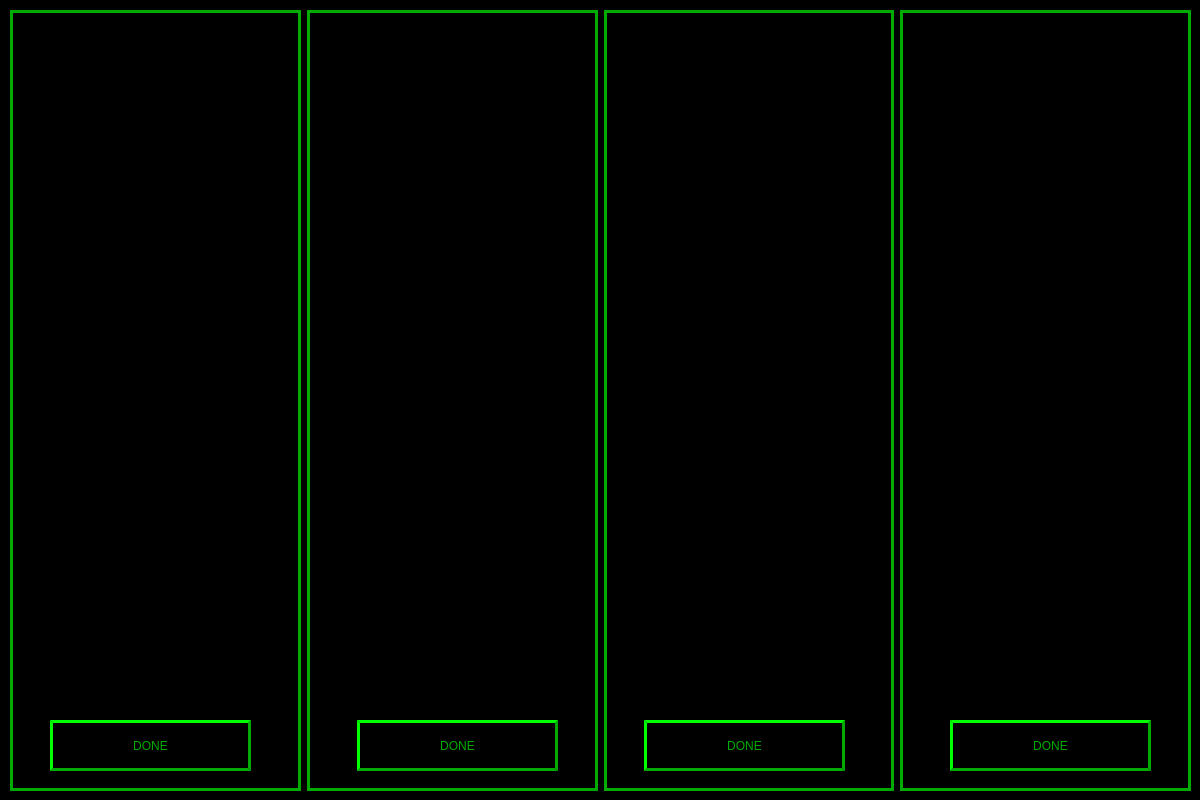
Before: the Qt Designer form Cook/cookGUI.ui in CS-3560-02-5/Los-Pollos-Hermanos-Drive-Thru-System, drawn with Qt 5.
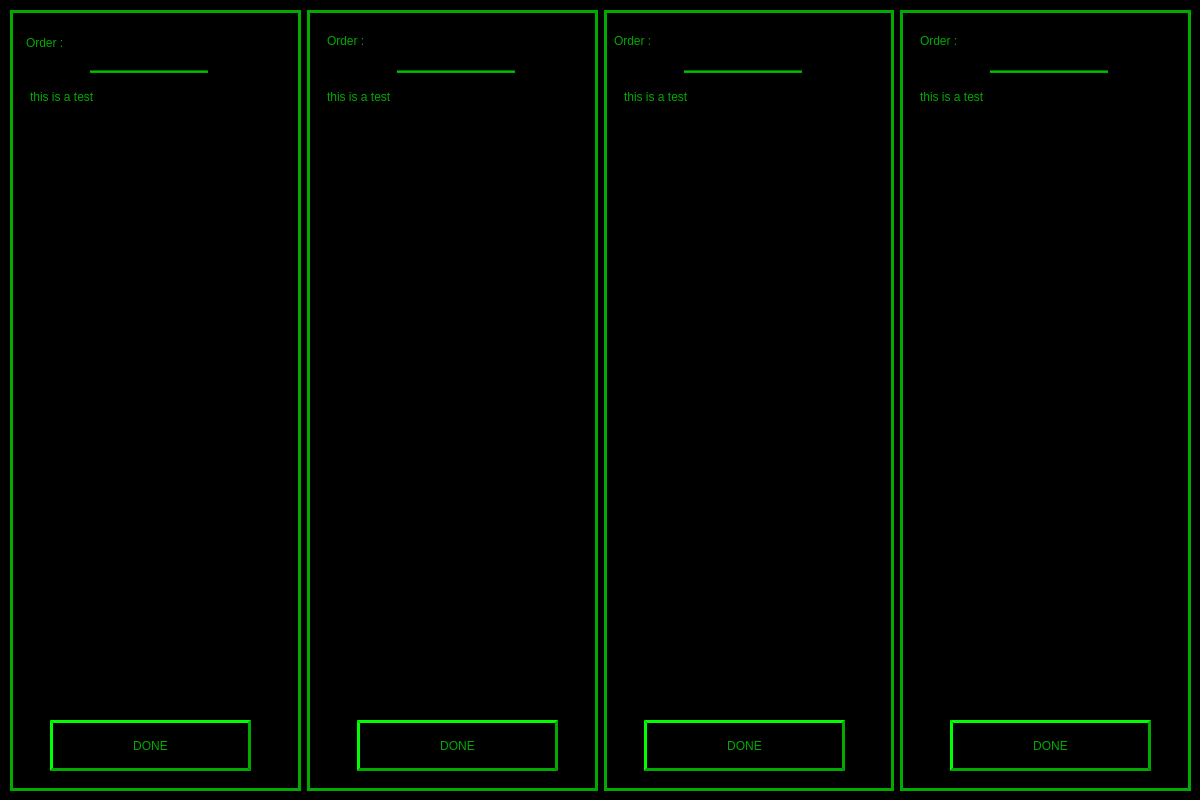
After: the same form once the commit is applied.

Commit message: started getting frame buttons to work for cookGUI

```diff
--- a/Cook/cookGUI.ui
+++ b/Cook/cookGUI.ui
@@ -16,7 +16,7 @@
   <property name="styleSheet">
    <string notr="true"/>
   </property>
-  <widget class="QWidget" name="widget" native="true">
+  <widget class="QWidget" name="backscreen" native="true">
    <property name="geometry">
     <rect>
      <x>-40</x>
@@ -26,7 +26,9 @@
     </rect>
    </property>
    <property name="styleSheet">
-    <string notr="true">background-color: rgb(0, 0, 0);</string>
+    <string notr="true">QWidget#backscreen{
+background-color: rgb(0, 0, 0);
+}</string>
    </property>
    <widget class="QWidget" name="">
     <property name="geometry">
@@ -39,11 +41,13 @@
     </property>
     <layout class="QHBoxLayout" name="horizontalLayout">
      <item>
-      <widget class="QFrame" name="frame">
+      <widget class="QFrame" name="frame1">
        <property name="styleSheet">
-        <string notr="true">border-color: rgb(0, 170, 0);
+        <string notr="true">QFrame#frame1{
+border-color: rgb(0, 170, 0);
 border-style: solid;
-border-width: 3px;</string>
+border-width: 3px;
+}</string>
        </property>
        <property name="frameShape">
         <enum>QFrame::StyledPanel</enum>
@@ -51,7 +55,7 @@
        <property name="frameShadow">
         <enum>QFrame::Raised</enum>
        </property>
-       <widget class="QPushButton" name="pushButton">
+       <widget class="QPushButton" name="pushButton1">
         <property name="geometry">
          <rect>
           <x>40</x>
@@ -63,20 +67,77 @@
         <property name="styleSheet">
          <string notr="true">color: rgb(0, 170, 0);
 font: 24pt &quot;MS Shell Dlg 2&quot;;
-border-style: outset;</string>
+border-style: outset;
+border-width: 3px;</string>
         </property>
         <property name="text">
          <string>DONE</string>
         </property>
        </widget>
+       <widget class="QLabel" name="labeltitle1">
+        <property name="geometry">
+         <rect>
+          <x>16</x>
+          <y>12</y>
+          <width>261</width>
+          <height>41</height>
+         </rect>
+        </property>
+        <property name="styleSheet">
+         <string notr="true">color: rgb(0, 170, 0);
+font: 20pt &quot;MS Shell Dlg 2&quot;;
+</string>
+        </property>
+        <property name="text">
+         <string>Order : </string>
+        </property>
+       </widget>
+       <widget class="Line" name="line">
+        <property name="geometry">
+         <rect>
+          <x>80</x>
+          <y>60</y>
+          <width>118</width>
+          <height>3</height>
+         </rect>
+        </property>
+        <property name="styleSheet">
+         <string notr="true">background-color: rgb(0, 170, 0);</string>
+        </property>
+        <property name="orientation">
+         <enum>Qt::Horizontal</enum>
+        </property>
+       </widget>
+       <widget class="QLabel" name="label1">
+        <property name="geometry">
+         <rect>
+          <x>20</x>
+          <y>80</y>
+          <width>251</width>
+          <height>601</height>
+         </rect>
+        </property>
+        <property name="styleSheet">
+         <string notr="true">font: 16pt &quot;MS Shell Dlg 2&quot;;
+color: rgb(0, 170, 0);</string>
+        </property>
+        <property name="text">
+         <string>this is a test</string>
+        </property>
+        <property name="alignment">
+         <set>Qt::AlignLeading|Qt::AlignLeft|Qt::AlignTop</set>
+        </property>
+       </widget>
       </widget>
      </item>
      <item>
-      <widget class="QFrame" name="frame_3">
+      <widget class="QFrame" name="frame2">
        <property name="styleSheet">
-        <string notr="true">border-color: rgb(0, 170, 0);
+        <string notr="true">QFrame#frame2{
+border-color: rgb(0, 170, 0);
 border-style: solid;
-border-width: 3px;</string>
+border-width: 3px;
+}</string>
        </property>
        <property name="frameShape">
         <enum>QFrame::StyledPanel</enum>
@@ -84,7 +145,7 @@
        <property name="frameShadow">
         <enum>QFrame::Raised</enum>
        </property>
-       <widget class="QPushButton" name="pushButton_3">
+       <widget class="QPushButton" name="pushButton2">
         <property name="geometry">
          <rect>
           <x>50</x>
@@ -96,20 +157,77 @@
         <property name="styleSheet">
          <string notr="true">color: rgb(0, 170, 0);
 font: 24pt &quot;MS Shell Dlg 2&quot;;
-border-style: outset;</string>
+border-style: outset;
+border-width: 3px;</string>
         </property>
         <property name="text">
          <string>DONE</string>
         </property>
        </widget>
+       <widget class="QLabel" name="labeltitle2">
+        <property name="geometry">
+         <rect>
+          <x>20</x>
+          <y>10</y>
+          <width>261</width>
+          <height>41</height>
+         </rect>
+        </property>
+        <property name="styleSheet">
+         <string notr="true">color: rgb(0, 170, 0);
+font: 20pt &quot;MS Shell Dlg 2&quot;;
+</string>
+        </property>
+        <property name="text">
+         <string>Order : </string>
+        </property>
+       </widget>
+       <widget class="Line" name="line_2">
+        <property name="geometry">
+         <rect>
+          <x>90</x>
+          <y>60</y>
+          <width>118</width>
+          <height>3</height>
+         </rect>
+        </property>
+        <property name="styleSheet">
+         <string notr="true">background-color: rgb(0, 170, 0);</string>
+        </property>
+        <property name="orientation">
+         <enum>Qt::Horizontal</enum>
+        </property>
+       </widget>
+       <widget class="QLabel" name="label2">
+        <property name="geometry">
+         <rect>
+          <x>20</x>
+          <y>80</y>
+          <width>251</width>
+          <height>601</height>
+         </rect>
+        </property>
+        <property name="styleSheet">
+         <string notr="true">font: 16pt &quot;MS Shell Dlg 2&quot;;
+color: rgb(0, 170, 0);</string>
+        </property>
+        <property name="text">
+         <string>this is a test</string>
+        </property>
+        <property name="alignment">
+         <set>Qt::AlignLeading|Qt::AlignLeft|Qt::AlignTop</set>
+        </property>
+       </widget>
       </widget>
      </item>
      <item>
-      <widget class="QFrame" name="frame_4">
+      <widget class="QFrame" name="frame3">
        <property name="styleSheet">
-        <string notr="true">border-color: rgb(0, 170, 0);
+        <string notr="true">QFrame#frame3{
+border-color: rgb(0, 170, 0);
 border-style: solid;
-border-width: 3px;</string>
+border-width: 3px;
+}</string>
        </property>
        <property name="frameShape">
         <enum>QFrame::StyledPanel</enum>
@@ -117,7 +235,7 @@
        <property name="frameShadow">
         <enum>QFrame::Raised</enum>
        </property>
-       <widget class="QPushButton" name="pushButton_4">
+       <widget class="QPushButton" name="pushButton3">
         <property name="geometry">
          <rect>
           <x>40</x>
@@ -129,20 +247,77 @@
         <property name="styleSheet">
          <string notr="true">color: rgb(0, 170, 0);
 font: 24pt &quot;MS Shell Dlg 2&quot;;
-border-style: outset;</string>
+border-style: outset;
+border-width: 3px;</string>
         </property>
         <property name="text">
          <string>DONE</string>
         </property>
        </widget>
+       <widget class="QLabel" name="labeltitle3">
+        <property name="geometry">
+         <rect>
+          <x>10</x>
+          <y>10</y>
+          <width>261</width>
+          <height>41</height>
+         </rect>
+        </property>
+        <property name="styleSheet">
+         <string notr="true">color: rgb(0, 170, 0);
+font: 20pt &quot;MS Shell Dlg 2&quot;;
+</string>
+        </property>
+        <property name="text">
+         <string>Order : </string>
+        </property>
+       </widget>
+       <widget class="Line" name="line_3">
+        <property name="geometry">
+         <rect>
+          <x>80</x>
+          <y>60</y>
+          <width>118</width>
+          <height>3</height>
+         </rect>
+        </property>
+        <property name="styleSheet">
+         <string notr="true">background-color: rgb(0, 170, 0);</string>
+        </property>
+        <property name="orientation">
+         <enum>Qt::Horizontal</enum>
+        </property>
+       </widget>
+       <widget class="QLabel" name="label3">
+        <property name="geometry">
+         <rect>
+          <x>20</x>
+          <y>80</y>
+          <width>251</width>
+          <height>601</height>
+         </rect>
+        </property>
+        <property name="styleSheet">
+         <string notr="true">font: 16pt &quot;MS Shell Dlg 2&quot;;
+color: rgb(0, 170, 0);</string>
+        </property>
+        <property name="text">
+         <string>this is a test</string>
+        </property>
+        <property name="alignment">
+         <set>Qt::AlignLeading|Qt::AlignLeft|Qt::AlignTop</set>
+        </property>
+       </widget>
       </widget>
      </item>
      <item>
-      <widget class="QFrame" name="frame_5">
+      <widget class="QFrame" name="frame4">
        <property name="styleSheet">
-        <string notr="true">border-color: rgb(0, 170, 0);
+        <string notr="true">QFrame#frame4{
+border-color: rgb(0, 170, 0);
 border-style: solid;
-border-width: 3px;</string>
+border-width: 3px;
+}</string>
        </property>
        <property name="frameShape">
         <enum>QFrame::StyledPanel</enum>
@@ -150,7 +325,7 @@
        <property name="frameShadow">
         <enum>QFrame::Raised</enum>
        </property>
-       <widget class="QPushButton" name="pushButton_5">
+       <widget class="QPushButton" name="pushButton4">
         <property name="geometry">
          <rect>
           <x>50</x>
@@ -162,20 +337,75 @@
         <property name="styleSheet">
          <string notr="true">color: rgb(0, 170, 0);
 font: 24pt &quot;MS Shell Dlg 2&quot;;
-border-style: outset;</string>
+border-style: outset;
+border-width: 3px;</string>
         </property>
         <property name="text">
          <string>DONE</string>
         </property>
        </widget>
+       <widget class="QLabel" name="labeltitle4">
+        <property name="geometry">
+         <rect>
+          <x>20</x>
+          <y>10</y>
+          <width>261</width>
+          <height>41</height>
+         </rect>
+        </property>
+        <property name="styleSheet">
+         <string notr="true">color: rgb(0, 170, 0);
+font: 20pt &quot;MS Shell Dlg 2&quot;;
+</string>
+        </property>
+        <property name="text">
+         <string>Order : </string>
+        </property>
+       </widget>
+       <widget class="Line" name="line_4">
+        <property name="geometry">
+         <rect>
+          <x>90</x>
+          <y>60</y>
+          <width>118</width>
+          <height>3</height>
+         </rect>
+        </property>
+        <property name="styleSheet">
+         <string notr="true">background-color: rgb(0, 170, 0);</string>
+        </property>
+        <property name="orientation">
+         <enum>Qt::Horizontal</enum>
+        </property>
+       </widget>
+       <widget class="QLabel" name="label4">
+        <property name="geometry">
+         <rect>
+          <x>20</x>
+          <y>80</y>
+          <width>251</width>
+          <height>601</height>
+         </rect>
+        </property>
+        <property name="styleSheet">
+         <string notr="true">font: 16pt &quot;MS Shell Dlg 2&quot;;
+color: rgb(0, 170, 0);</string>
+        </property>
+        <property name="text">
+         <string>this is a test</string>
+        </property>
+        <property name="alignment">
+         <set>Qt::AlignLeading|Qt::AlignLeft|Qt::AlignTop</set>
+        </property>
+       </widget>
       </widget>
      </item>
     </layout>
    </widget>
-   <zorder>frame_4</zorder>
-   <zorder>frame_3</zorder>
-   <zorder>frame_5</zorder>
-   <zorder>frame</zorder>
+   <zorder>frame3</zorder>
+   <zorder>frame2</zorder>
+   <zorder>frame4</zorder>
+   <zorder>frame1</zorder>
   </widget>
  </widget>
  <resources/>
```
The commit also changes 1 other file.
